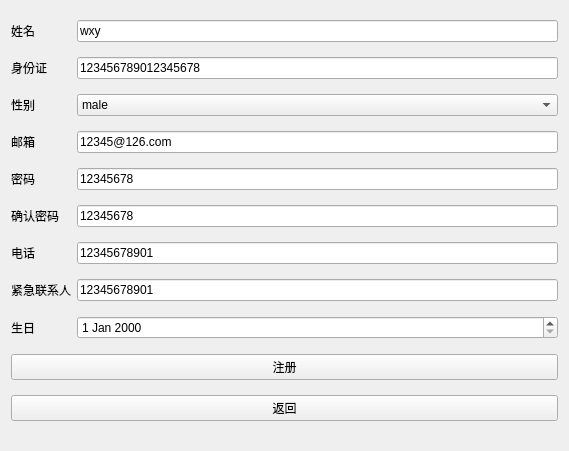
This is src/patient-client/src/patientregister.ui in bit-cs-practicing/MedicalIntelligence as Qt 5 draws it before an edit. The edited form follows.
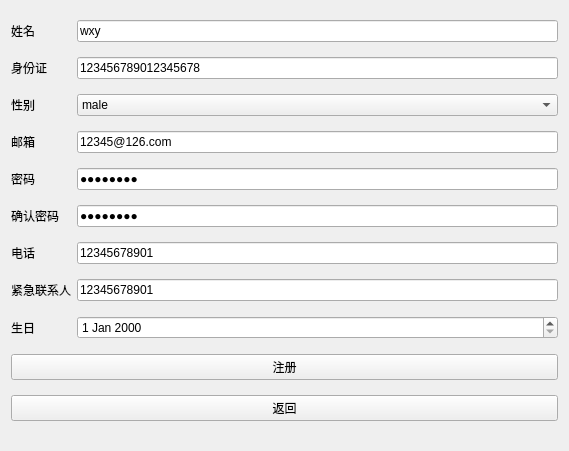
This is the edited form.

Diff of the .ui file:
```diff
--- a/src/patient-client/src/patientregister.ui
+++ b/src/patient-client/src/patientregister.ui
@@ -61,6 +61,9 @@
      <property name="text">
       <string>12345678</string>
      </property>
+     <property name="echoMode">
+      <enum>QLineEdit::Password</enum>
+     </property>
     </widget>
    </item>
    <item row="0" column="0">
@@ -82,6 +85,9 @@
      <property name="text">
       <string>12345678</string>
      </property>
+     <property name="echoMode">
+      <enum>QLineEdit::Password</enum>
+     </property>
     </widget>
    </item>
    <item row="7" column="0">
```
Left out of the diff: 2 changed lines with no effect on the pictures.
